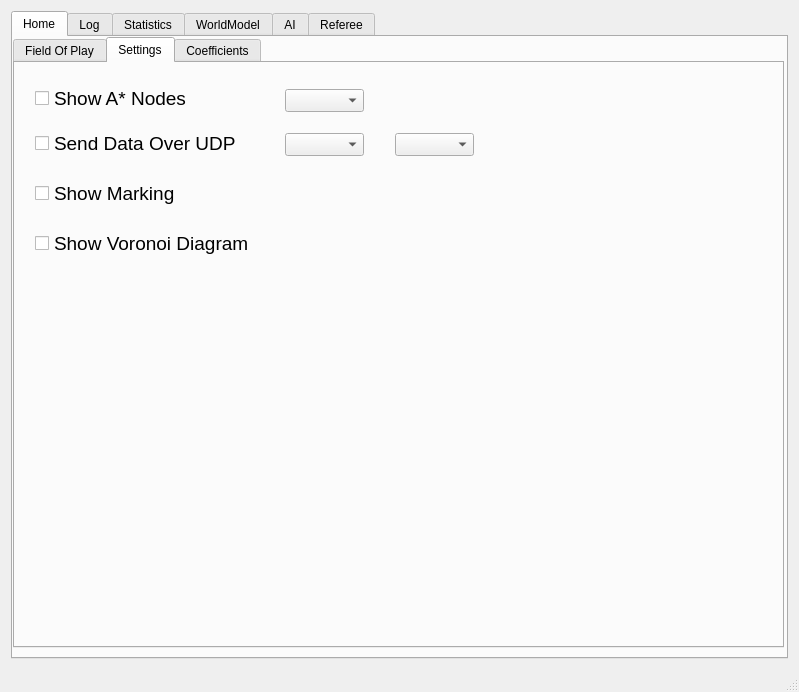
Before: the Qt Designer form src/ui/mainwindow.ui in kn2cssl/kn2cPrograms, drawn with Qt 5.
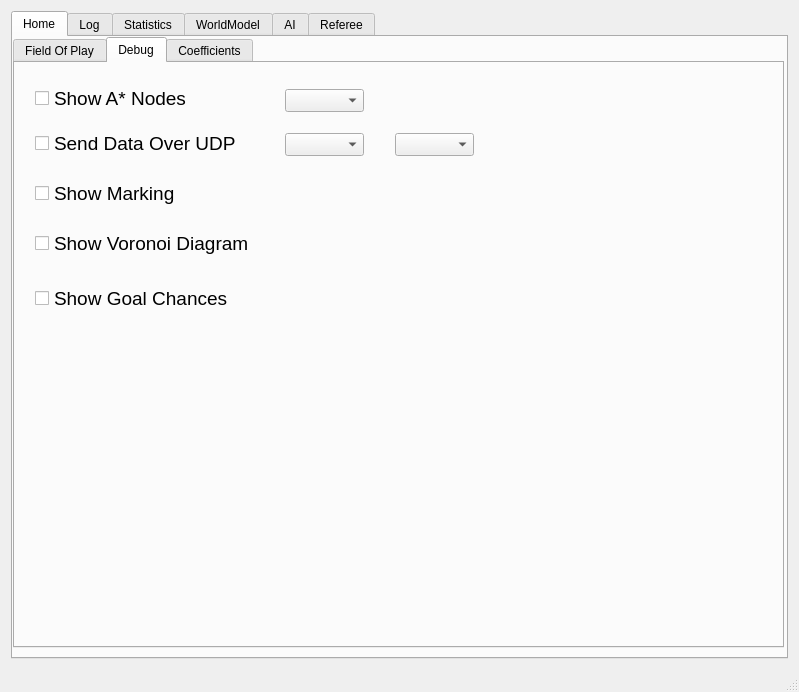
After: the same form once the commit is applied. The open tabs and pages were chosen to show the change. Icons and pictures are not drawn.

```diff
--- a/src/ui/mainwindow.ui
+++ b/src/ui/mainwindow.ui
@@ -76,7 +76,7 @@
         </widget>
         <widget class="QWidget" name="tab_3">
          <attribute name="title">
-          <string>Settings</string>
+          <string>Debug</string>
          </attribute>
          <widget class="QCheckBox" name="astar_checkBox">
           <property name="geometry">
@@ -183,6 +183,24 @@
            <string>Show Voronoi Diagram</string>
           </property>
          </widget>
+         <widget class="QCheckBox" name="showChances">
+          <property name="geometry">
+           <rect>
+            <x>20</x>
+            <y>220</y>
+            <width>231</width>
+            <height>31</height>
+           </rect>
+          </property>
+          <property name="font">
+           <font>
+            <pointsize>14</pointsize>
+           </font>
+          </property>
+          <property name="text">
+           <string>Show Goal Chances</string>
+          </property>
+         </widget>
         </widget>
         <widget class="QWidget" name="tab_4">
          <attribute name="title">
```
